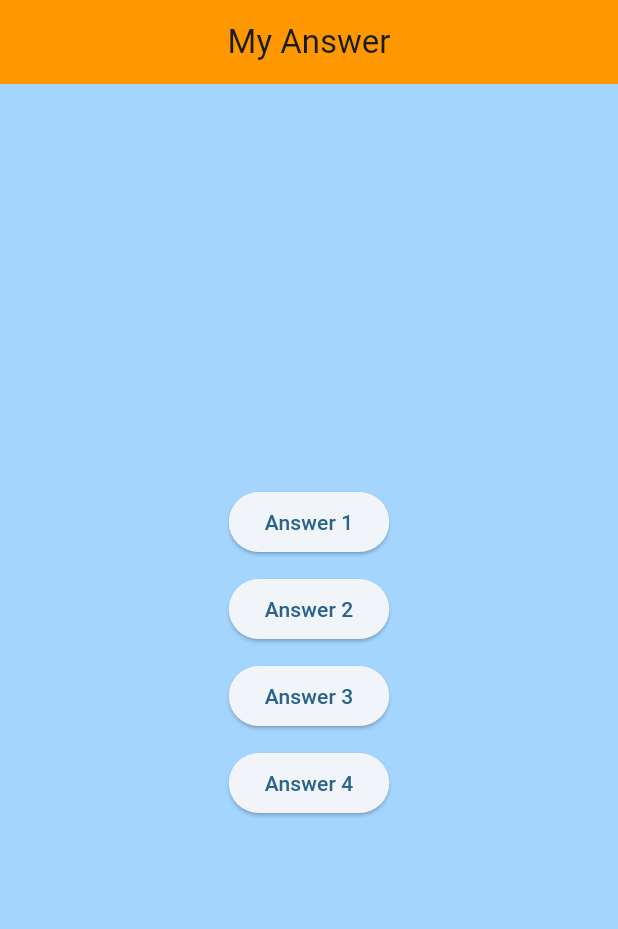
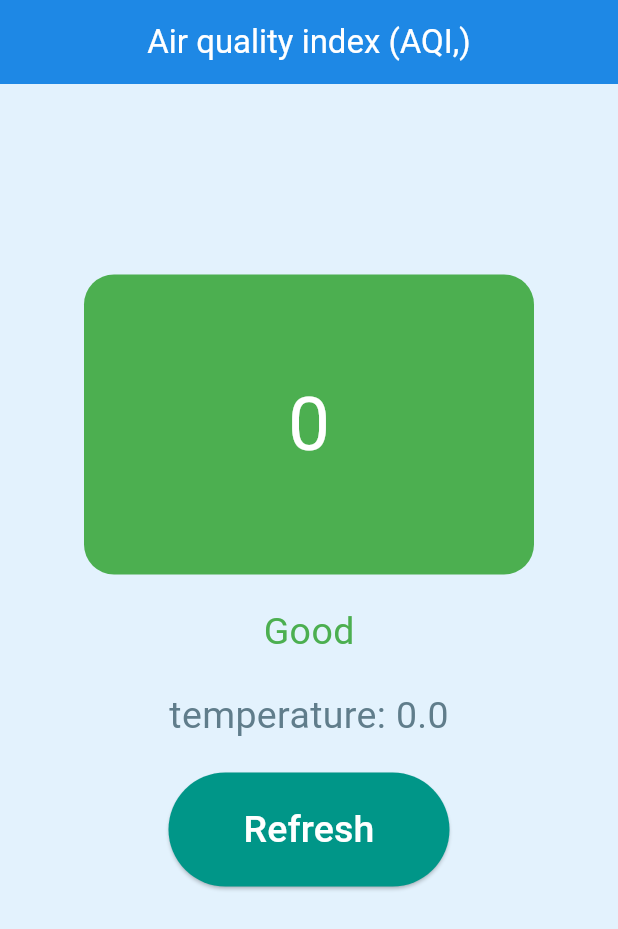
Before and after one commit to 640710505/Flutter-, a Flutter app: the screen it shows after launch, on a phone screen of 412 x 824 dp. Shown: the top 929 px of the screen. Run offline on Flutter 3.47's test engine with Material 3 defaults, Android fonts, the phone set to English and light mode, and no system bars; network calls fail.

Commit message:
home work2

```diff
--- /dev/null
+++ b/lib/api/aqi_service.dart
@@ -0,0 +1,28 @@
+import 'package:http/http.dart' as http;
+import 'dart:convert';
+
+class AQIService {
+  final String token =
+      "https://api.waqi.info/feed/bangkok/?token=ed1dd81dca778d8b0dce1ba6a9095bb58e41428f";
+
+  Future<Map<String, dynamic>?> fetchAQI() async {
+    try {
+      final response = await http.get(Uri.parse(token));
+      if (response.statusCode == 200) {
+        final data = json.decode(utf8.decode(response.bodyBytes));
+
+        return {
+          'city': data['data']['city']['name'] ?? "N/A",
+          'aqi': data['data']['aqi'] ?? 0,
+          'temp': data['data']['iaqi']['t']['v'] ?? 0.0,
+        };
+      } else {
+        print("Failed to fetch data : ${response.statusCode}");
+        return null;
+      }
+    } catch (e) {
+      print("Error: $e");
+      return null;
+    }
+  }
+}
--- a/lib/main.dart
+++ b/lib/main.dart
@@ -1,9 +1,6 @@
 import 'package:flutter/material.dart';
-import 'answer3.dart';
-import 'answer1.dart';
-import 'answer2.dart';
-import 'answer4.dart';
-import 'answer5.dart';
+import 'model/aqi.dart';
+
 
 void main() {
   runApp(const MyApp());
@@ -22,7 +19,7 @@ class MyApp extends StatelessWidget {
         useMaterial3: true,
       ),
       // home: const GreetingWidget(name: '640710505 Chonlachat Buangam'));
-      home: Portal(),
+      home: const aqi(),
     );
   }
 }
@@ -35,8 +32,8 @@ class GreetingWidget extends StatelessWidget {
   Widget build(BuildContext context) {
     return Scaffold(
         appBar: AppBar(
-          title: const Text('Demo App'),
-          backgroundColor: Colors.pink,
+          title: const Text('Air Quality Index (AQI)'),
+          // backgroundColor: Colors.pink,
         ),
         body: Center(child: Text('Hello, $name')));
   }
--- /dev/null
+++ b/lib/model/aqi.dart
@@ -0,0 +1,145 @@
+import 'package:flutter/material.dart';
+import 'package:http/http.dart' as http;
+import 'package:l11/api/aqi_service.dart';
+
+class aqi extends StatefulWidget {
+  const aqi({super.key});
+
+  @override
+  State<aqi> createState() => _aqi();
+}
+
+class _aqi extends State<aqi> {
+  var city = "";
+  int aqis = 0;
+  dynamic temp = 0.0; //different city api return different type
+
+  Future<void> fetchData() async {
+    final Fetcing = AQIService();
+    final data = await Fetcing.fetchAQI();
+
+    if (data != null) {
+      setState(() {
+        city = data["city"] ?? "error";
+        aqis = data["aqi"] ?? 0;
+        temp = data["temp"] ?? 0.0;
+      });
+    }
+  }
+
+  String getAqiscale(var aqis) {
+    if (aqis <= 50) {
+      return "Good";
+    } else if (aqis <= 100) {
+      return "Moderate";
+    } else if (aqis <= 150) {
+      return "Unhealthy for sensitive groups";
+    } else if (aqis <= 200) {
+      return "Unhealthy";
+    } else if (aqis <= 300) {
+      return "Very Unhealthy";
+    } else {
+      return "Hazardous";
+    }
+  }
+
+  Color getcolor(var aqis) {
+    if (aqis <= 50) {
+      return Colors.green;
+    } else if (aqis <= 100) {
+      return Colors.yellow;
+    } else if (aqis <= 150) {
+      return Colors.orange;
+    } else if (aqis <= 200) {
+      return Colors.red;
+    } else if (aqis <= 300) {
+      return Colors.purple;
+    } else {
+      return Colors.black;
+    }
+  }
+
+  @override
+  void initState() {
+    super.initState();
+    fetchData();
+  }
+
+  @override
+  Widget build(BuildContext context) {
+    return Scaffold(
+      appBar: AppBar(
+        title: const Text(
+          'Air quality index (AQI,)',
+          style: TextStyle(color: Colors.white),
+        ),
+        backgroundColor: const Color(0xFF1E88E5),
+        centerTitle: true,
+      ),
+      body: Container(
+        width: double.infinity,
+        height: double.infinity,
+        color: const Color(0xFFE3F2FD),
+        child: Column(
+          children: [
+            const SizedBox(
+              height: 50,
+            ),
+            Text(
+              city,
+              style: TextStyle(fontSize: 40, color: Colors.indigo),
+              textAlign: TextAlign.center,
+            ),
+            const SizedBox(
+              height: 20,
+            ),
+            Container(
+              width: 300,
+              height: 200,
+              decoration: BoxDecoration(
+                color: getcolor(aqis),
+                borderRadius: BorderRadius.circular(
+                    20), //make a border is not shape any more bro
+              ),
+              child: Center(
+                child: Text(
+                  aqis.toString(),
+                  style: TextStyle(fontSize: 50, color: Colors.white),
+                ),
+              ),
+            ),
+            const SizedBox(
+              height: 20,
+            ),
+            Text(
+              getAqiscale(aqis),
+              style: TextStyle(fontSize: 25, color: getcolor(aqis)),
+            ),
+            const SizedBox(
+              height: 20,
+            ),
+            Text(
+              "temperature: ${temp.toString()}",
+              style: TextStyle(fontSize: 25, color: Colors.blueGrey),
+            ),
+            const SizedBox(
+              height: 20,
+            ),
+            ElevatedButton(
+              onPressed: () {
+                fetchData();
+              },
+              style: ElevatedButton.styleFrom(
+                backgroundColor: Colors.teal,
+                padding:
+                    const EdgeInsets.symmetric(horizontal: 50, vertical: 20),
+              ),
+              child: Text("Refresh",
+                  style: TextStyle(fontSize: 25, color: Colors.white)),
+            )
+          ],
+        ),
+      ),
+    );
+  }
+}
--- a/pubspec.yaml
+++ b/pubspec.yaml
@@ -35,6 +35,7 @@ dependencies:
   # The following adds the Cupertino Icons font to your application.
   # Use with the CupertinoIcons class for iOS style icons.
   cupertino_icons: ^1.0.8
+  http: ^1.3.0
 
 dev_dependencies:
   flutter_test:
```
Also changed, not shown: pubspec.lock.
